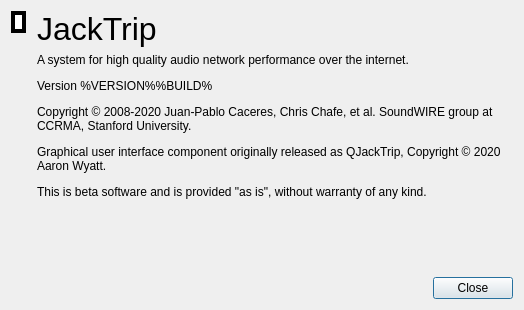
The window that src/gui/about.ui (jacktrip/jacktrip) describes before a commit, drawn with Qt 5.
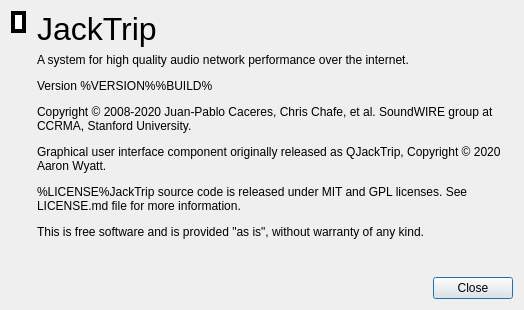
The same window after the commit. Icons and pictures are not drawn.

Commit message: GUI: add license information

```diff
--- a/src/gui/about.ui
+++ b/src/gui/about.ui
@@ -93,7 +93,7 @@
         </size>
        </property>
        <property name="text">
-        <string>&lt;html&gt;&lt;head/&gt;&lt;body&gt;&lt;p&gt;A system for high quality audio network performance over the internet.&lt;/p&gt;&lt;p&gt;Version %VERSION%%BUILD%&lt;/p&gt;&lt;p&gt;Copyright © 2008-2020 Juan-Pablo Caceres, Chris Chafe, et al. SoundWIRE group at CCRMA, Stanford University.&lt;/p&gt;&lt;p&gt;Graphical user interface component originally released as QJackTrip, Copyright © 2020 Aaron Wyatt.&lt;/p&gt;&lt;p&gt;This is beta software and is provided &amp;quot;as is&amp;quot;, without warranty of any kind.&lt;/p&gt;&lt;/body&gt;&lt;/html&gt;</string>
+        <string>&lt;html&gt;&lt;head/&gt;&lt;body&gt;&lt;p&gt;A system for high quality audio network performance over the internet.&lt;/p&gt;&lt;p&gt;Version %VERSION%%BUILD%&lt;/p&gt;&lt;p&gt;Copyright © 2008-2020 Juan-Pablo Caceres, Chris Chafe, et al. SoundWIRE group at CCRMA, Stanford University.&lt;/p&gt;&lt;p&gt;Graphical user interface component originally released as QJackTrip, Copyright © 2020 Aaron Wyatt.&lt;p&gt;%LICENSE%JackTrip source code is released under MIT and GPL licenses. See LICENSE.md file for more information.&lt;/p&gt;This is free software and is provided &amp;quot;as is&amp;quot;, without warranty of any kind.&lt;/p&gt;&lt;/body&gt;&lt;/html&gt;</string>
        </property>
        <property name="alignment">
         <set>Qt::AlignLeading|Qt::AlignLeft|Qt::AlignTop</set>
```
The commit also changes 1 other file.
